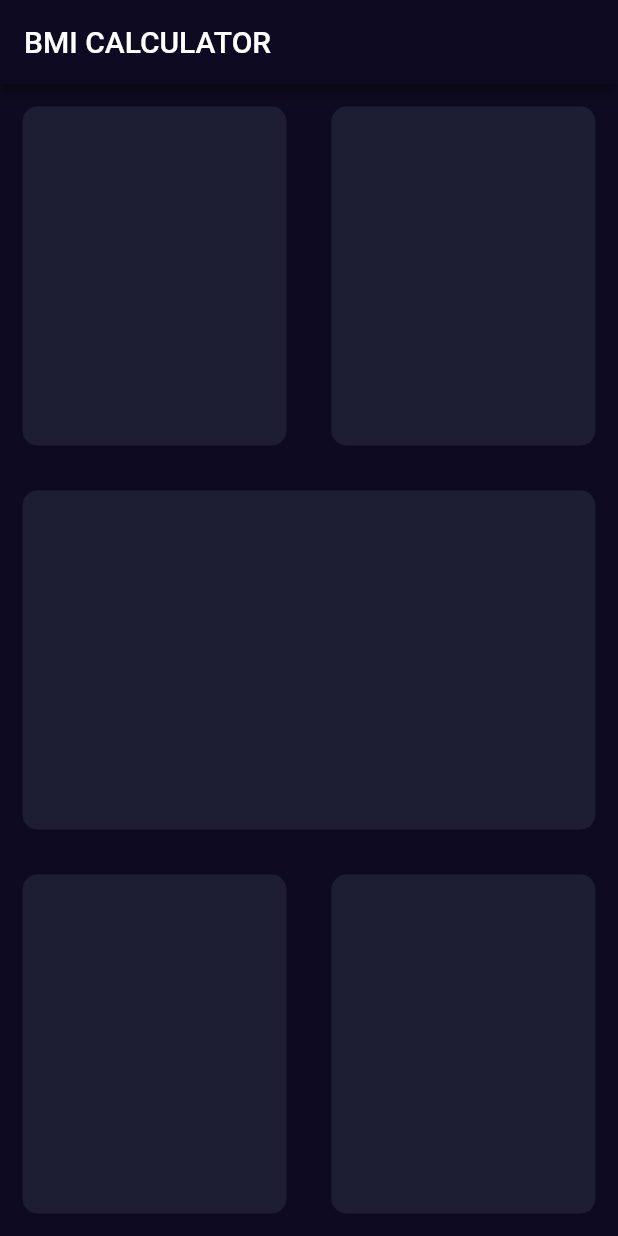
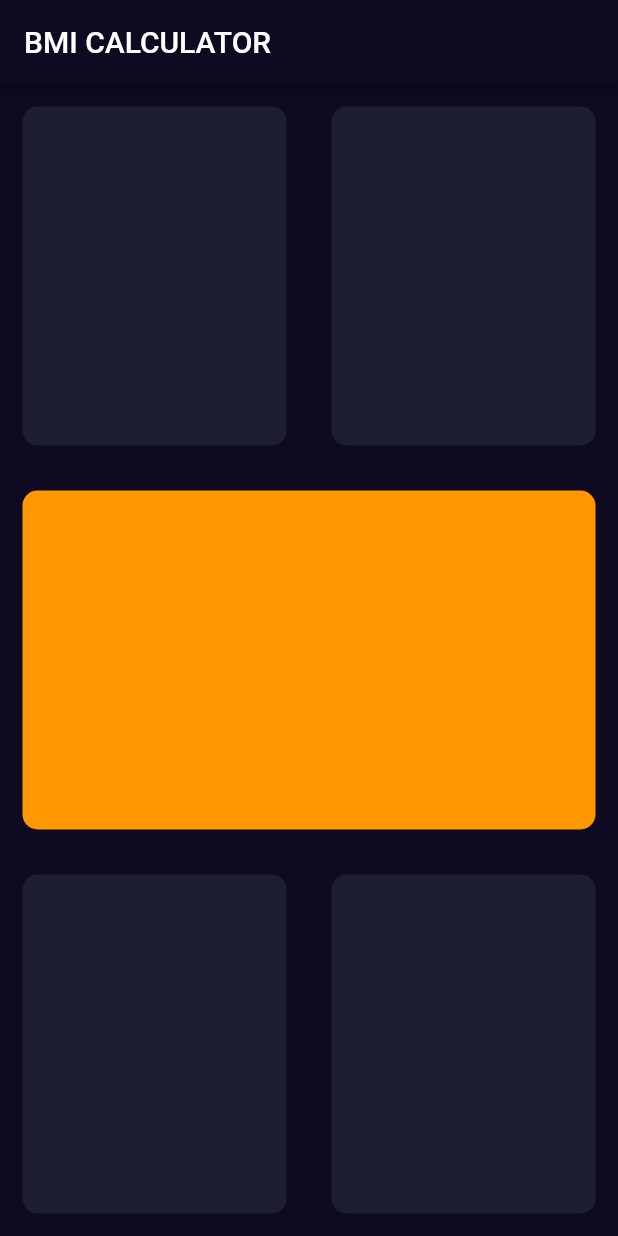
Before and after one commit to ginoliza/flutter_bmi_calculator, a Flutter app: the screen it shows after launch, on a phone screen of 412 x 824 dp. Run offline on Flutter 3.47's test engine with Material 2 defaults, Android fonts, the phone set to English and light mode, and no system bars.

Commit message:
extracted widget, added colour property, rewrote constructor

```diff
--- a/lib/input_page.dart
+++ b/lib/input_page.dart
@@ -19,36 +19,18 @@ class _InputPageState extends State<InputPage> {
                 children: [
                   Expanded(
                     flex: 1,
-                    child: Container(
-                      margin: EdgeInsets.all(15.0),
-                      decoration: BoxDecoration(
-                        color: Color(0xff1d1e33),
-                        borderRadius: BorderRadius.circular(10.0),
-                      ),
-                    ),
+                    child: ReusableCard(colour: Color(0xff1d1e33)),
                   ),
                   Expanded(
                     flex: 1,
-                    child: Container(
-                      margin: EdgeInsets.all(15.0),
-                      decoration: BoxDecoration(
-                        color: Color(0xff1d1e33),
-                        borderRadius: BorderRadius.circular(10.0),
-                      ),
-                    ),
+                    child: ReusableCard(colour: Color(0xff1d1e33)),
                   )
                 ],
               ),
             ),
             Expanded(
               child: Expanded(
-                child: Container(
-                  margin: EdgeInsets.all(15.0),
-                  decoration: BoxDecoration(
-                    color: Color(0xff1d1e33),
-                    borderRadius: BorderRadius.circular(10.0),
-                  ),
-                ),
+                child: ReusableCard(colour: Colors.orange),
               ),
             ),
             Expanded(
@@ -56,23 +38,11 @@ class _InputPageState extends State<InputPage> {
                 children: [
                   Expanded(
                     flex: 1,
-                    child: Container(
-                      margin: EdgeInsets.all(15.0),
-                      decoration: BoxDecoration(
-                        color: Color(0xff1d1e33),
-                        borderRadius: BorderRadius.circular(10.0),
-                      ),
-                    ),
+                    child: ReusableCard(colour: Color(0xff1d1e33)),
                   ),
                   Expanded(
                     flex: 1,
-                    child: Container(
-                      margin: EdgeInsets.all(15.0),
-                      decoration: BoxDecoration(
-                        color: Color(0xff1d1e33),
-                        borderRadius: BorderRadius.circular(10.0),
-                      ),
-                    ),
+                    child: ReusableCard(colour: Color(0xff1d1e33)),
                   ),
                 ],
               ),
@@ -81,3 +51,20 @@ class _InputPageState extends State<InputPage> {
         ));
   }
 }
+
+class ReusableCard extends StatelessWidget {
+  Color colour;
+
+  ReusableCard({required this.colour});
+
+  @override
+  Widget build(BuildContext context) {
+    return Container(
+      margin: EdgeInsets.all(15.0),
+      decoration: BoxDecoration(
+        color: colour,
+        borderRadius: BorderRadius.circular(10.0),
+      ),
+    );
+  }
+}
```
